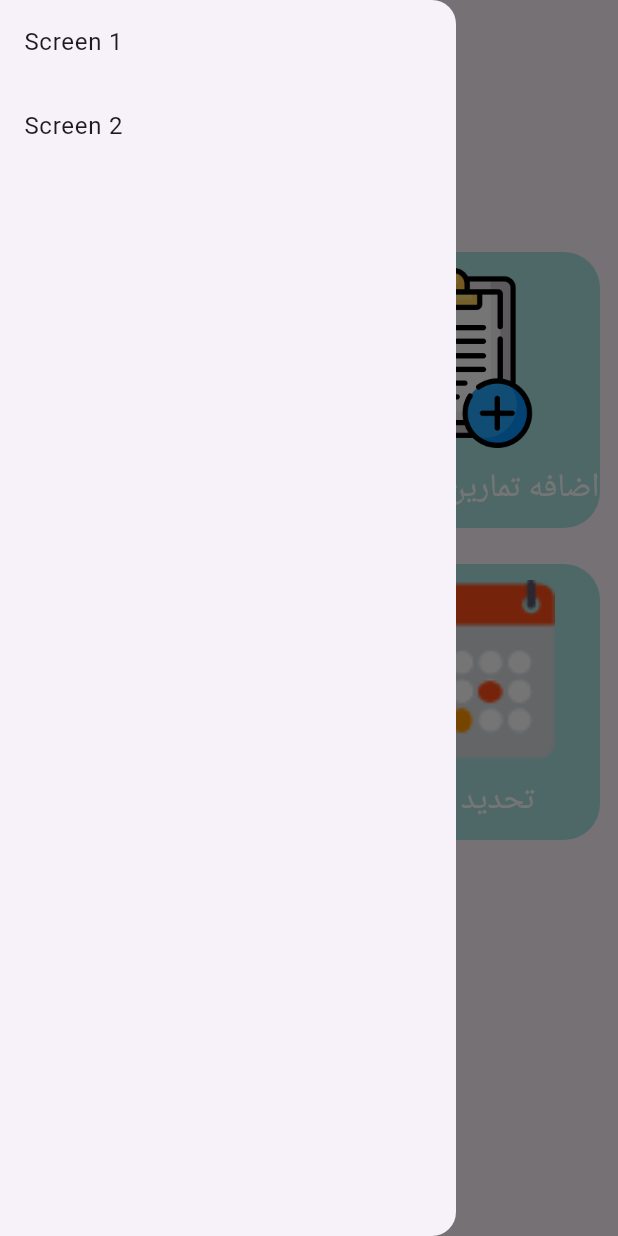
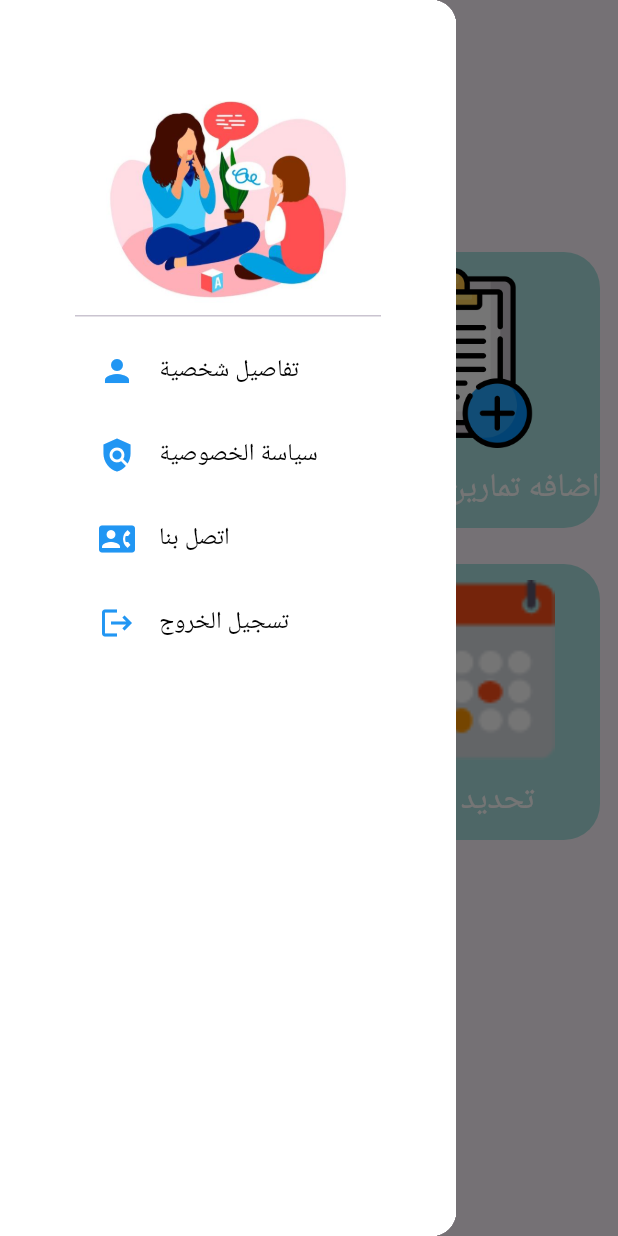
Before and after one commit to mohammedhedaya/doctor, a Flutter app: the HomePage screen opened directly, with the side drawer open, on a phone screen of 412 x 824 dp. Run offline on Flutter 3.47's test engine with Material 3 defaults, Android fonts, the phone set to English and light mode, and no system bars; our stand-ins replace cloud_firestore, firebase_auth, firebase_core, firebase_storage, google_sign_in, image_picker and 1 more; missing offline and left inert: contactus; accounts and stored records are empty.

Commit message:
some update

```diff
--- a/lib/main.dart
+++ b/lib/main.dart
@@ -1,5 +1,6 @@
 import 'package:doctor_chat/auth/LoginAndSignup/screen/login.dart';
 import 'package:doctor_chat/firebase_options.dart';
+import 'package:doctor_chat/view/screens/home_screen.dart';
 import 'package:flutter/material.dart';
 import 'package:firebase_core/firebase_core.dart';
 
@@ -19,7 +20,7 @@ class MyApp extends StatelessWidget {
   Widget build(BuildContext context) {
     return MaterialApp(
       debugShowCheckedModeBanner: false,
-      home: LoginScreen(),
+      home: HomePage(),
     );
   }
 }
--- a/lib/view/screens/home_screen.dart
+++ b/lib/view/screens/home_screen.dart
@@ -1,4 +1,9 @@
+import 'package:doctor_chat/auth/LoginAndSignup/screen/login.dart';
+import 'package:doctor_chat/view/screens/ScreenInDrawer/PrivacyPolicyScreen.dart';
+import 'package:doctor_chat/view/screens/ScreenInDrawer/UserDetailsScreen.dart';
+import 'package:doctor_chat/view/screens/ScreenInDrawer/contactus.dart';
 import 'package:doctor_chat/view/screens/categories/CategoriesFields.dart';
+import 'package:firebase_auth/firebase_auth.dart';
 import 'package:flutter/material.dart';
 
 class HomePage extends StatelessWidget {
@@ -6,26 +11,84 @@ class HomePage extends StatelessWidget {
   Widget build(BuildContext context) {
     return Scaffold(
       appBar: AppBar(
-        title: Center(child: Text('الصفحه الرئيسيه')),
+        title: Center(child: Text('الصفحه الرئيسيه',)),
       ),
       drawer: Drawer(
+        child: Container(
+          color: Colors.white,
           child: ListView(
+            padding: EdgeInsets.all(50),
             children: [
-            ListTile(
-              title: Text("Screen 1"),
-              onTap: (){},
+              DrawerHeader(
+                decoration: BoxDecoration(
+                  color: Colors.white, // Background color for drawer header
+                ),
+                child: Padding(
+                  padding: const EdgeInsets.only(top: 1.0), // Adjust the top padding to move the image down
+                  child: Image.asset(
+                    'assets/images/اخصائية-تخاطب.jpg',
+                    fit: BoxFit.cover,
+                  ),
+                ),
               ),
               ListTile(
-              title: Text("Screen 2"),
-              onTap: (){},
+                leading: Icon(Icons.person),
+                title: Text('تفاصيل شخصية'),tileColor: Colors.blue,
+                textColor: Colors.black,
+                iconColor: Colors.blue,
+                onTap: () {
+                  Navigator.push(
+                    context,
+                    MaterialPageRoute(
+                      builder: (context) => UserDetailsScreen(),
+                    ),
+                  );
+                },
+              ),
+              ListTile(
+                leading: Icon(Icons.policy),
+                title: Text('سياسة الخصوصية'),tileColor: Colors.blue,
+                textColor: Colors.black,
+                iconColor: Colors.blue,
+                onTap: () {
+                  Navigator.push(context, MaterialPageRoute(builder: (context)=>PrivacyPolicyScreen()));
+                },
+              ),
+              ListTile(
+                leading: Icon(Icons.contact_phone),
+                title: Text('اتصل بنا'),tileColor: Colors.blue,
+                textColor: Colors.black,
+                iconColor: Colors.blue,
+                onTap: () {
+                  Navigator.push(context, MaterialPageRoute(builder: (context)=>ContactUsScreen()));
+
+                },
+              ),
+              ListTile(
+                leading: Icon(Icons.logout),
+                title: Text('تسجيل الخروج'),
+                tileColor: Colors.blue,
+                textColor: Colors.black,
+                iconColor: Colors.blue,
+                onTap: () {
+                  FirebaseAuth.instance.signOut();
+                  Navigator.pushReplacement(
+                    context,
+                    MaterialPageRoute(
+                      builder: (context) => LoginScreen(),
+                    ),
+                  );
+                },
               ),
             ],
+          ),
         ),
       ),
       body: Column(
         children: [
           CategoriesFields(
                 (category) {
+              // Do something with the selected category
             },
           ),
         ],
--- a/pubspec.yaml
+++ b/pubspec.yaml
@@ -51,6 +51,7 @@ dependencies:
   intl: ^0.19.0
   firebase_auth: ^4.20.0
   google_sign_in: ^6.2.1
+  contactus: ^1.2.3
 flutter_native_splash:
 
   color: "#ffffff"
```
Also changed, not shown: lib/view/screens/ScreenInDrawer/PrivacyPolicyScreen.dart (added, +128 -0 lines), lib/view/screens/ScreenInDrawer/UserDetailsScreen.dart (added, +99 -0 lines), lib/view/screens/ScreenInDrawer/contactus.dart (added, +42 -0 lines), assets/images/اخصائية-تخاطب.jpg (added), pubspec.lock, 1 other file. Lines whose indentation alone changed are shown as unchanged.
